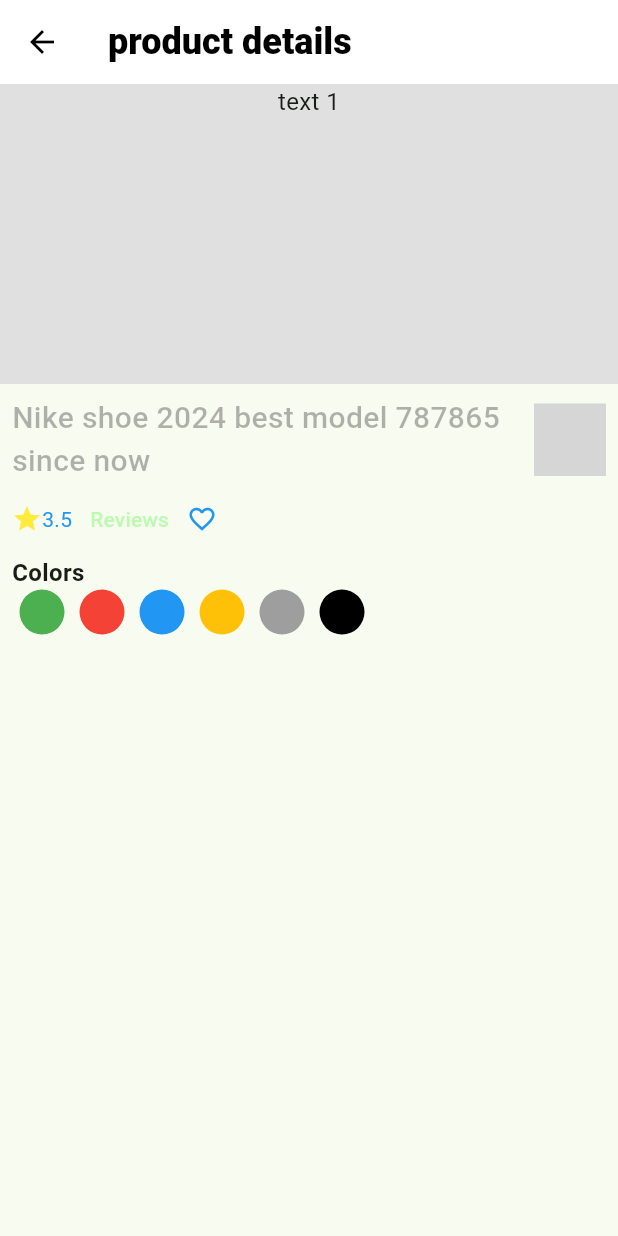
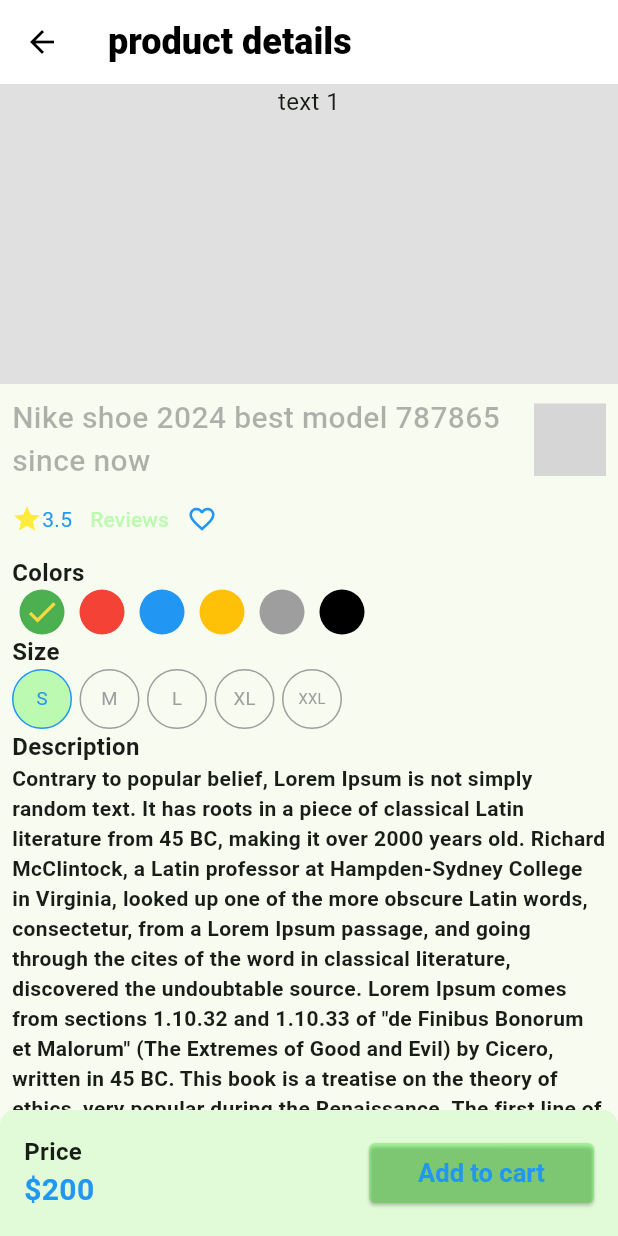
Before and after one commit to susandanne/ecommerceFlutter, a Flutter app: the ProductDetails screen opened directly, on a phone screen of 412 x 824 dp. Run offline on Flutter 3.47's test engine with Material 3 defaults, Android fonts, the phone set to English and light mode, and no system bars; drawn by our look-alikes of carousel_slider; our stand-ins replace flutter_svg, get, pin_code_fields; missing offline and left inert: item_count_number_button; grey boxes are pictures that could not be loaded.

Commit message:
details Product

```diff
--- a/lib/presentation/screens/product_details.dart
+++ b/lib/presentation/screens/product_details.dart
@@ -1,4 +1,8 @@
+import 'package:ecommerceflutter/presentation/utility/App_colors.dart';
 import 'package:ecommerceflutter/presentation/widgets/ImageCarosel.dart';
+import 'package:ecommerceflutter/presentation/widgets/colorPicker.dart';
+import 'package:ecommerceflutter/presentation/widgets/sizePicker.dart';
+import 'package:flutter/cupertino.dart';
 
 import 'package:flutter/material.dart';
 
@@ -21,6 +25,11 @@
         title: Text('product details'),
       ),
       body: Column(
+        children: [
+          Expanded(
+            child: SingleChildScrollView(
+              child: Column
+                (
                 children: [
                   ImageCarosel(),
                   Padding(
@@ -46,10 +55,35 @@
                           Colors.amber,
                           Colors.grey,
                           Colors.black,
-                ], onchange: (Color selectedColor) {})
+                        ], onchange: (Color selectedColor) {}),
+                        Text(
+                          'Size',
+                          style: TextStyle(fontSize: 16, fontWeight: FontWeight.bold),
+                        ),
+                        SizePicker(sizes: [
+                          'S',
+                          'M',
+                          'L',
+                          'XL',
+                          'XXL',
+                        ], onchange: (String s) {}),
+                        Text(
+                          'Description',
+                          style: TextStyle(fontSize: 16, fontWeight: FontWeight.bold),
+                        ),
+                        Text(
+                          'Contrary to popular belief, Lorem Ipsum is not simply random text. It has roots in a piece of classical Latin literature from 45 BC, making it over 2000 years old. Richard McClintock, a Latin professor at Hampden-Sydney College in Virginia, looked up one of the more obscure Latin words, consectetur, from a Lorem Ipsum passage, and going through the cites of the word in classical literature, discovered the undoubtable source. Lorem Ipsum comes from sections 1.10.32 and 1.10.33 of "de Finibus Bonorum et Malorum" (The Extremes of Good and Evil) by Cicero, written in 45 BC. This book is a treatise on the theory of ethics, very popular during the Renaissance. The first line of Lorem Ipsum, "Lorem ipsum dolor sit amet..", comes from a line in section 1.10.32.'
+                              ,
+                          style: TextStyle(fontWeight: FontWeight.bold),
+                        ),
                       ],
                     ),
                   )
+                ],
+              ),
+            ),
+          ),
+          AddtoCart()
         ],
       ),
     );
@@ -111,31 +145,30 @@
       },
     );
   }
-}
-
-class ColorPicker extends StatefulWidget {
-  const ColorPicker({super.key, required this.Colors, required this.onchange});
-
-  final List<Color> Colors;
-  final Function(Color) onchange;
-
-  @override
-  State<ColorPicker> createState() => _ColorPickerState();
-}
-
-class _ColorPickerState extends State<ColorPicker> {
-  @override
-  Widget build(BuildContext context) {
-    return SizedBox(height: 30,
-      child: ListView.builder(
-        primary: false,
-          shrinkWrap: true,
-          scrollDirection: Axis.horizontal,
-          itemCount: widget.Colors.length,
-          itemBuilder: (context, index) {
-
-            return CircleAvatar(backgroundColor: widget.Colors[index]);
-          }),
+  Widget AddtoCart() {
+    return Container(
+      padding: EdgeInsets.all(16),
+      decoration: BoxDecoration(
+          color: AppColors.primarycolor.withOpacity(.1),
+          borderRadius: BorderRadius.only(
+              topLeft: Radius.circular(10),
+              topRight: Radius.circular(10))),
+      child: Row(
+        mainAxisAlignment: MainAxisAlignment.spaceBetween,
+        children: [
+          Column(
+            crossAxisAlignment: CrossAxisAlignment.start,
+            children: [
+              Text('Price',style: TextStyle(fontSize: 16,fontWeight: FontWeight.bold,)),
+              Text('\$200',style: TextStyle(fontSize: 20,fontWeight: FontWeight.bold,color: Colors.blue),),
+            ],
+          ),
+          SizedBox(
+              width: 150,
+              child: ElevatedButton(
+                  onPressed: () {}, child: Text('Add to cart')))
+        ],
+      ),
     );
   }
 }
--- /dev/null
+++ b/lib/presentation/widgets/colorPicker.dart
@@ -0,0 +1,42 @@
+
+import 'package:flutter/material.dart';
+
+class ColorPicker extends StatefulWidget {
+  const ColorPicker({super.key, required this.Colors, required this.onchange});
+
+  final List<Color> Colors;
+  final Function(Color) onchange;
+
+  @override
+  State<ColorPicker> createState() => _ColorPickerState();
+}
+
+class _ColorPickerState extends State<ColorPicker> {
+  int selectedIndex=0;
+  @override
+  Widget build(BuildContext context) {
+    return SizedBox(height: 30,
+      child: ListView.builder(
+          primary: false,
+          shrinkWrap: true,
+          scrollDirection: Axis.horizontal,
+          itemCount: widget.Colors.length,
+          itemBuilder: (context, index) {
+
+            return GestureDetector(
+              onTap:(){
+
+                selectedIndex=index;
+                widget.onchange(widget.Colors[index]);
+                setState(() {
+
+                });
+              } ,
+              child: CircleAvatar(backgroundColor: widget.Colors[index],
+                child: selectedIndex==index ? Icon(Icons.check,color: Colors.amberAccent,) : null,
+              ),
+            );
+          }),
+    );
+  }
+}
--- /dev/null
+++ b/lib/presentation/widgets/sizePicker.dart
@@ -0,0 +1,67 @@
+
+import 'package:ecommerceflutter/presentation/utility/App_colors.dart';
+import 'package:flutter/material.dart';
+
+class SizePicker extends StatefulWidget {
+  const SizePicker({super.key, required this.sizes, required this.onchange});
+
+  final List<String> sizes;
+  final Function(String) onchange;
+
+  @override
+  State<SizePicker> createState() => _SizePickerState();
+}
+
+class _SizePickerState extends State<SizePicker> {
+  int selectedIndex=0;
+  @override
+  Widget build(BuildContext context) {
+    return SizedBox(height: 40,
+      child: ListView.builder(
+          primary: false,
+          shrinkWrap: true,
+          scrollDirection: Axis.horizontal,
+          itemCount: widget.sizes.length,
+          itemBuilder: (context, index) {
+
+            return GestureDetector(
+              onTap:(){
+
+                selectedIndex=index;
+                widget.onchange(widget.sizes[index]);
+                setState(() {
+
+                });
+              } ,
+              child: Container(
+                margin:EdgeInsets.only(right: 5),
+                padding: EdgeInsets.all(10),
+                height: 40,width: 40,
+                decoration: BoxDecoration(
+                  color: GetSelecetedBackGroundColor(index==selectedIndex),
+                     borderRadius: BorderRadius.circular(100),
+                  border: Border.all(
+                    color: GetSelecetedTextColor(index==selectedIndex)
+                  )
+                ),
+                child: FittedBox(
+                  child: Text(
+                    widget.sizes[index],
+                    style: TextStyle(color: GetSelecetedTextColor(index==selectedIndex),fontSize:20 ),
+                  ),
+                ),
+              ),
+
+
+
+            );
+          }),
+    );
+  }
+  Color GetSelecetedTextColor(bool Isselected){
+    return Isselected ? Colors.blue :Colors.grey;
+  }
+  Color GetSelecetedBackGroundColor(bool Isselected){
+    return Isselected ? AppColors.primarycolor :Colors.transparent;
+  }
+}
```
Lines whose indentation alone changed are shown as unchanged.
